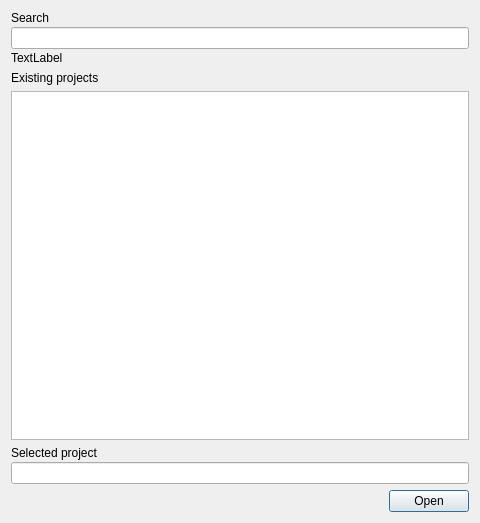
First picture: the form in pyssa/gui/ui/forms/open_project_view.ui, repository urban233/PySSA, before the edit.
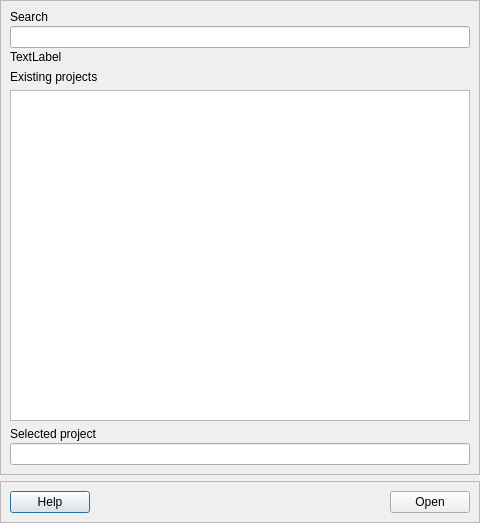
Second picture: the form after the edit.

Commit message: update: added new help design to dialogs

```diff
--- a/pyssa/gui/ui/forms/open_project_view.ui
+++ b/pyssa/gui/ui/forms/open_project_view.ui
@@ -13,6 +13,29 @@
   <property name="windowTitle">
    <string>Dialog</string>
   </property>
+  <layout class="QVBoxLayout" name="verticalLayout_5">
+   <property name="leftMargin">
+    <number>0</number>
+   </property>
+   <property name="topMargin">
+    <number>0</number>
+   </property>
+   <property name="rightMargin">
+    <number>0</number>
+   </property>
+   <property name="bottomMargin">
+    <number>0</number>
+   </property>
+   <item>
+    <widget class="QFrame" name="frame">
+     <property name="frameShape">
+      <enum>QFrame::StyledPanel</enum>
+     </property>
+     <property name="frameShadow">
+      <enum>QFrame::Raised</enum>
+     </property>
+     <layout class="QVBoxLayout" name="verticalLayout_3">
+      <item>
   <layout class="QVBoxLayout" name="verticalLayout_2">
    <item>
     <layout class="QVBoxLayout" name="verticalLayout_28">
@@ -73,8 +96,29 @@
      </item>
     </layout>
    </item>
+       </layout>
+      </item>
+     </layout>
+    </widget>
+   </item>
+   <item>
+    <widget class="QFrame" name="frame_bottom">
+     <property name="frameShape">
+      <enum>QFrame::StyledPanel</enum>
+     </property>
+     <property name="frameShadow">
+      <enum>QFrame::Raised</enum>
+     </property>
+     <layout class="QVBoxLayout" name="verticalLayout_4">
    <item>
     <layout class="QHBoxLayout" name="horizontalLayout">
+        <item>
+         <widget class="QPushButton" name="btn_help">
+          <property name="text">
+           <string>Help</string>
+          </property>
+         </widget>
+        </item>
      <item>
       <spacer name="horizontalSpacer">
        <property name="orientation">
@@ -96,6 +140,9 @@
       </widget>
      </item>
     </layout>
+      </item>
+     </layout>
+    </widget>
    </item>
   </layout>
  </widget>
```
Lines whose indentation alone changed are shown as unchanged. The commit also changes 20 other files.
